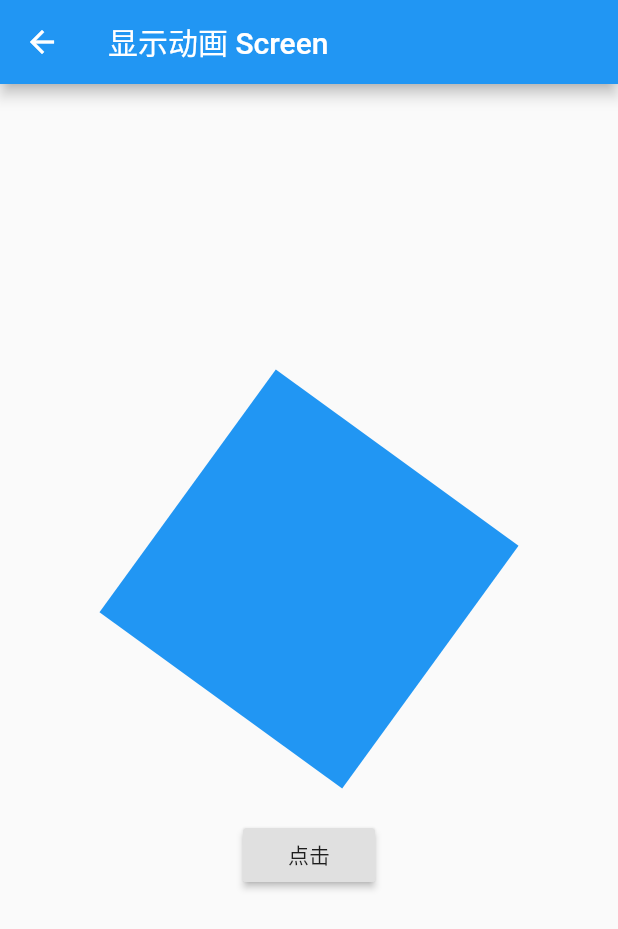
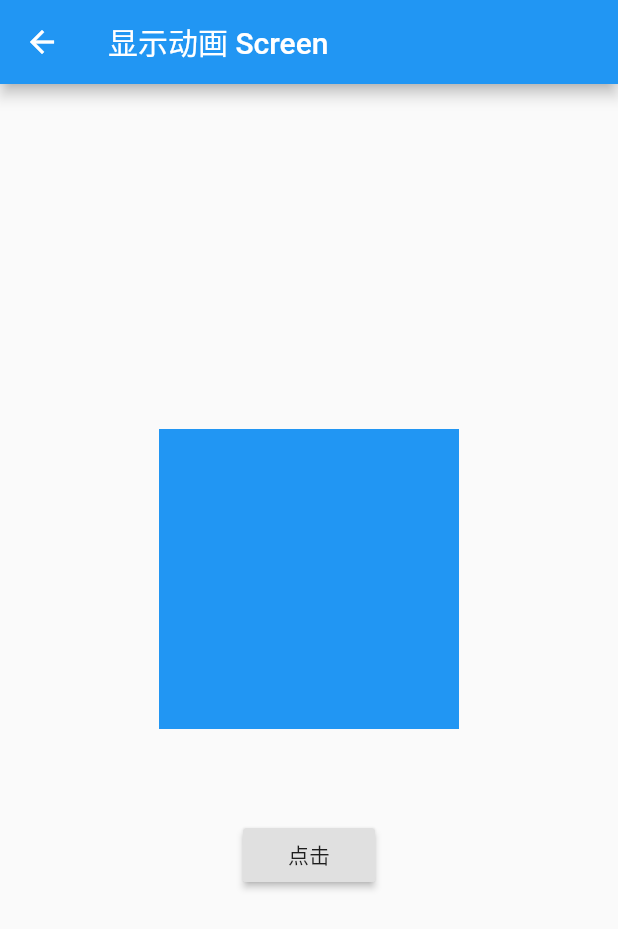
Before and after one commit to wds1204/flutter_app, a Flutter app: the TranstionPage screen opened by its route, after a tap on "点击", on a phone screen of 412 x 824 dp. Shown: the top 929 px of the screen. Run offline on Flutter 3.47's test engine with Material 2 defaults, Android fonts, the phone set to English and light mode, and no system bars; network calls fail.

Commit message:
AnimationController的各种使用

```diff
--- a/lib/TranstionPage.dart
+++ b/lib/TranstionPage.dart
@@ -18,8 +18,13 @@ class _TranstionPageState extends State<TranstionPage> with SingleTickerProvider
     super.initState();
     _controller=AnimationController(
       duration: Duration(seconds: 1),
+//      lowerBound: 0.5,
+//      upperBound:1.0,
       vsync:this,
     );
+    _controller.addListener(() {
+      print("${_controller.value}");
+    });
   }
   @override
   void dispose() {
@@ -42,8 +47,9 @@ class _TranstionPageState extends State<TranstionPage> with SingleTickerProvider
         child: Column(
           mainAxisAlignment: MainAxisAlignment.center,
       children: <Widget>[
-        RotationTransition(
-          turns: _controller,
+        ScaleTransition(
+          scale: _controller.drive(Tween(begin:0.5,end:1.0)),
+//          turns: _controller.drive(Tween(begin: 0.5,end: 2.0)),//_controller,
           child:  Container(
             width: 200,
             height: 200,
@@ -54,9 +60,10 @@ class _TranstionPageState extends State<TranstionPage> with SingleTickerProvider
         RaisedButton(
           child: Text('点击'),
           onPressed: () {
-            //reset()是重置回到原点，stop()暂停
-           !open? _controller.repeat():_controller.stop();
-           open=!open;
+            //forward()运行一次、repeat()无限循环、reset()是重置回到原点、stop()暂停
+//           !open? _controller.repeat():_controller.stop();
+          _controller.forward();
+//           open=!open;
 
           },
         ),
```
